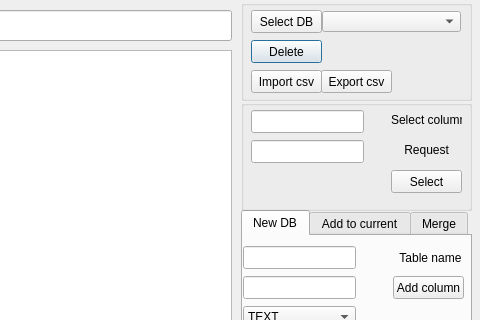
Technic47/Home_work_Python_8, file UI.ui: the form before one commit; both pictures show x 179 to 659 and y 0 to 320 of the 659 by 469 pixel window.
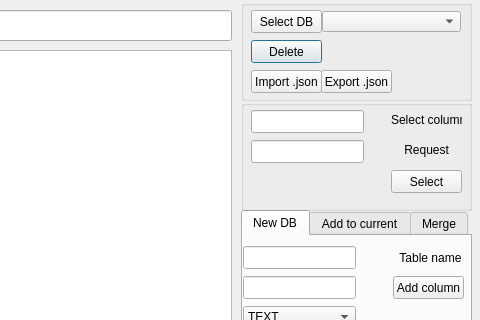
The form after the commit.

Commit message: 'import json' works

What changed in the file:
```diff
--- a/UI.ui
+++ b/UI.ui
@@ -48,7 +48,7 @@
      </rect>
     </property>
     <property name="text">
-     <string>Import csv</string>
+     <string>Import .json</string>
     </property>
    </widget>
    <widget class="QPushButton" name="select_db">
@@ -87,7 +87,7 @@
      </rect>
     </property>
     <property name="text">
-     <string>Export csv</string>
+     <string>Export .json</string>
     </property>
    </widget>
   </widget>
```
Left out of the diff: 4 changed lines with no effect on the pictures. The commit also changes 4 other files.
